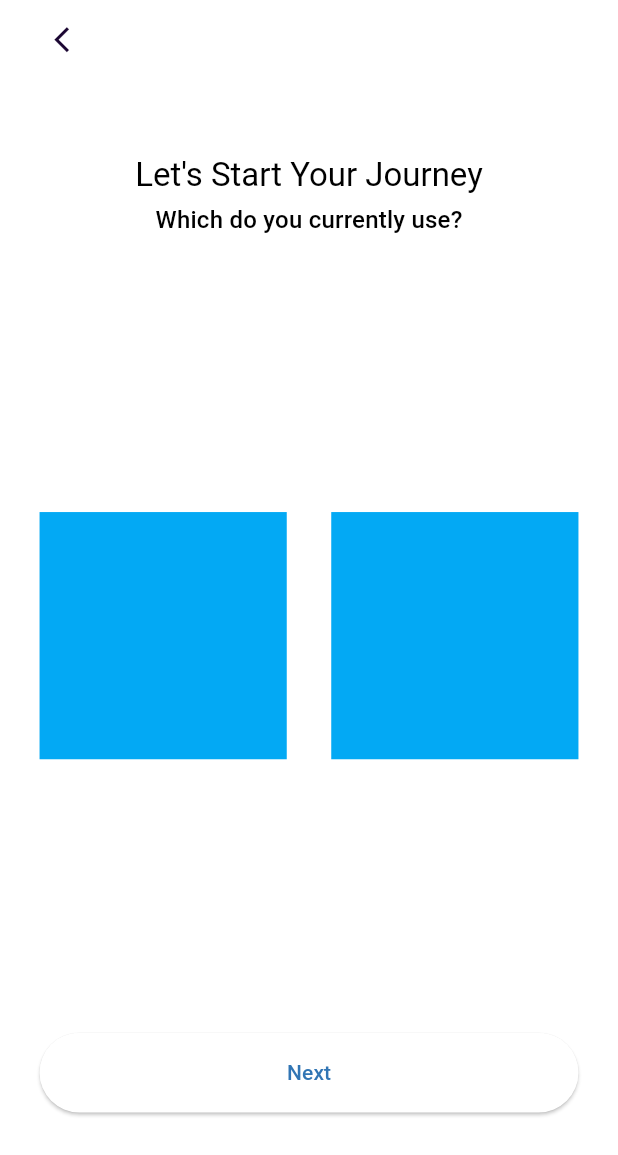
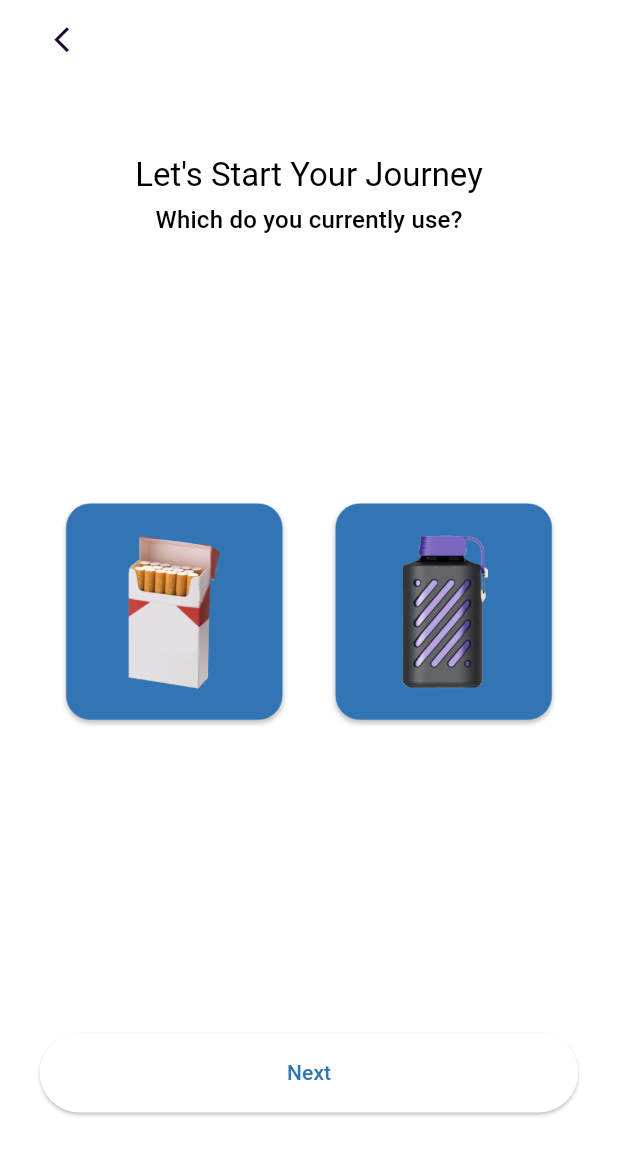
Before and after one commit to behzodfaiziev/nicless-flutter, a Flutter app: the OnboardingView screen opened by its route, on a phone screen of 412 x 824 dp. Shown: the top 1155 px of the screen. Run offline on Flutter 3.47's test engine with Material 3 defaults, Android fonts, the phone set to English and light mode, and no system bars; our stand-ins replace auto_route, bloc, dartz, dio, equatable, file_picker and 13 more; accounts and stored records are empty; network calls fail.

Commit message:
onboarding first page done

```diff
--- a/lib/features/onboard/presentation/views/modules/smoking_type/smoking_type_tile.dart
+++ b/lib/features/onboard/presentation/views/modules/smoking_type/smoking_type_tile.dart
@@ -1,16 +1,68 @@
 import 'package:flutter/material.dart';
 
 import '../../../../../../core/extensions/context_extension.dart';
+import '../../../../../../core/widgets/image/base_asset_image.dart';
+import '../../../../../../product/utils/constants/ui_constants/padding_const.dart';
+import '../../../../../../product/utils/constants/ui_constants/radius_const.dart';
 
 class SmokingTypeTile extends StatelessWidget {
-  const SmokingTypeTile({super.key});
+  const SmokingTypeTile({
+    required this.onTap,
+    required this.isSelected,
+    required this.assetPath,
+    required this.smokingName,
+    super.key,
+  });
+
+  final void Function() onTap;
+  final bool isSelected;
+  final String assetPath;
+  final String smokingName;
 
   @override
   Widget build(BuildContext context) {
-    return Container(
-      height: context.width * 0.4,
-      width: context.width * 0.4,
-      color: context.randomColor,
+    return GestureDetector(
+      onTap: onTap,
+      child: Column(
+        mainAxisAlignment: MainAxisAlignment.center,
+        children: [
+          Container(
+            height: context.width * 0.35,
+            width: context.width * 0.35,
+            padding: PaddingConst.all20,
+            decoration: buildBoxDecoration(context),
+            child: Center(
+              child: BaseAssetImage(assetPath),
+            ),
+          ),
+          Padding(
+            padding: PaddingConst.top8,
+            child: Text(
+              smokingName,
+              style: context.primaryTextTheme.bodyLarge,
+            ),
+          ),
+        ],
+      ),
     );
   }
+
+  Decoration buildBoxDecoration(BuildContext context) {
+    return BoxDecoration(
+        color: context.theme.primaryColor,
+        borderRadius: RadiusConst.largerRadius,
+        border: Border.all(
+          color: isSelected
+              ? context.colorScheme.onPrimary
+              : context.theme.primaryColor,
+          width: isSelected ? 0.6 : 0.3,
+        ),
+        boxShadow: [
+          BoxShadow(
+            color: context.colorScheme.onSecondary.withOpacity(0.25),
+            blurRadius: 2,
+            offset: const Offset(0, 2),
+          ),
+        ]);
+  }
 }
--- a/lib/features/onboard/presentation/views/modules/smoking_type/smoking_type_view.dart
+++ b/lib/features/onboard/presentation/views/modules/smoking_type/smoking_type_view.dart
@@ -1,19 +1,30 @@
 import 'package:flutter/material.dart';
 
 import '../../../../../../core/extensions/context_extension.dart';
+import '../../../../../../product/utils/constants/asset_paths/images_const.dart';
 import '../../../../../../product/widgets/text/top_title.dart';
 import 'smoking_type_tile.dart';
 
-class OnboardingSmokingTypeView extends StatelessWidget {
+/// TODO: make it stateless
+class OnboardingSmokingTypeView extends StatefulWidget {
   const OnboardingSmokingTypeView({super.key});
 
   @override
+  State<OnboardingSmokingTypeView> createState() =>
+      _OnboardingSmokingTypeViewState();
+}
+
+class _OnboardingSmokingTypeViewState extends State<OnboardingSmokingTypeView> {
+  final List<int> currentSelection = [];
+
+  @override
   Widget build(BuildContext context) {
+    print('currentSelection: $currentSelection');
     return Padding(
       padding: context.mainHorizontalPadding,
-      child: const Column(
+      child: Column(
         children: [
-          Expanded(
+          const Expanded(
             child: TopTitle(
               title: "Let's Start Your Journey",
               subTitle: 'Which do you currently use?',
@@ -24,10 +35,32 @@ class OnboardingSmokingTypeView extends StatelessWidget {
             flex: 5,
             child: Row(
               crossAxisAlignment: CrossAxisAlignment.center,
-              mainAxisAlignment: MainAxisAlignment.spaceBetween,
+              mainAxisAlignment: MainAxisAlignment.spaceAround,
               children: [
-                SmokingTypeTile(),
-                SmokingTypeTile(),
+                SmokingTypeTile(
+                  assetPath: ImagesConst.instance.cigarette,
+                  smokingName: 'Cigarette',
+                  isSelected: currentSelection.contains(1),
+                  onTap: () {
+                    setState(() {
+                      currentSelection.contains(1)
+                          ? currentSelection.remove(1)
+                          : currentSelection.add(1);
+                    });
+                  },
+                ),
+                SmokingTypeTile(
+                  assetPath: ImagesConst.instance.vozol10KForestBerry,
+                  smokingName: 'Vape',
+                  isSelected: currentSelection.contains(2),
+                  onTap: () {
+                    setState(() {
+                      currentSelection.contains(2)
+                          ? currentSelection.remove(2)
+                          : currentSelection.add(2);
+                    });
+                  },
+                ),
               ],
             ),
           )
--- a/lib/features/onboard/presentation/views/onboarding_view.dart
+++ b/lib/features/onboard/presentation/views/onboarding_view.dart
@@ -25,13 +25,13 @@ class _OnboardingViewState extends State<OnboardingView>
     return Scaffold(
         body: SafeArea(
       child: SingleChildScrollView(
-        child: Container(
+        child: SizedBox(
           height: context.height * 0.9,
           child: Column(
             children: [
-              Expanded(child: Padding(
+              Expanded(
+                  child: Padding(
                 padding: context.mainHorizontalPadding,
-
                 child: PopButton(
                   onPressed: () {
                     pageController.previousPage(
--- a/lib/product/theme/dark/app_theme_dark.dart
+++ b/lib/product/theme/dark/app_theme_dark.dart
@@ -16,6 +16,7 @@ class AppThemeDark {
         background: AppColors.backgroundDark,
         error: AppColors.errorDark,
         onPrimary: Colors.white,
+        onSecondary: Colors.black,
       ),
       appBarTheme: const AppBarTheme(
         backgroundColor: AppColors.appBarBackgroundDark,
@@ -33,14 +34,11 @@ class AppThemeDark {
           selectedItemColor: Colors.white,
           unselectedItemColor: Colors.white54,
           showUnselectedLabels: false,
-        showSelectedLabels: true
-      ),
+          showSelectedLabels: true),
       elevatedButtonTheme: ElevatedButtonThemeData(
         style: ElevatedButton.styleFrom(
           backgroundColor: AppColors.elevatedButtonColorDark,
-          shape: RoundedRectangleBorder(
-              borderRadius: RadiusConst.extraLargeRadius),
-
+          shape: RoundedRectangleBorder(borderRadius: RadiusConst.largeRadius),
         ),
       ));
 }
```
Lines whose indentation alone changed are shown as unchanged.
